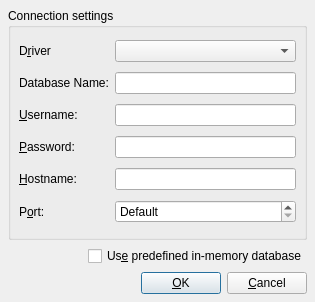
Old version of the form src/Fussballverein_SQLBrowser/sqlbrowser/qsqlconnectiondialog.ui in the repository esefer-tgm/fussballverein.
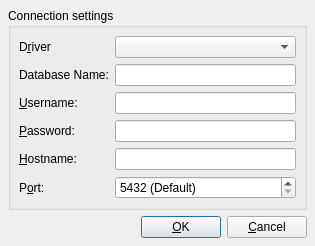
New version of the form.

Patch:
```diff
--- a/src/Fussballverein_SQLBrowser/sqlbrowser/qsqlconnectiondialog.ui
+++ b/src/Fussballverein_SQLBrowser/sqlbrowser/qsqlconnectiondialog.ui
@@ -3,25 +3,34 @@
  <comment></comment>
  <exportmacro></exportmacro>
  <class>QSqlConnectionDialogUi</class>
- <widget class="QDialog" name="QSqlConnectionDialogUi" >
-  <property name="geometry" >
+ <widget class="QDialog" name="QSqlConnectionDialogUi">
+  <property name="geometry">
    <rect>
     <x>0</x>
     <y>0</y>
     <width>315</width>
-    <height>302</height>
+    <height>228</height>
    </rect>
   </property>
   <property name="windowTitle" >
    <string>Connect...</string>
   </property>
-  <layout class="QVBoxLayout" >
-   <property name="margin" >
-    <number>8</number>
-   </property>
-   <property name="spacing" >
+  <layout class="QVBoxLayout">
+   <property name="spacing">
     <number>6</number>
    </property>
+   <property name="leftMargin">
+    <number>8</number>
+   </property>
+   <property name="topMargin">
+    <number>8</number>
+   </property>
+   <property name="rightMargin">
+    <number>8</number>
+   </property>
+   <property name="bottomMargin">
+    <number>8</number>
+   </property>
    <item>
     <widget class="QGroupBox" name="connGroupBox" >
      <property name="title" >
@@ -31,7 +40,16 @@
       <property name="margin" >
        <number>8</number>
       </property>
-      <property name="spacing" >
+      <property name="topMargin">
+       <number>8</number>
+      </property>
+      <property name="rightMargin">
+       <number>8</number>
+      </property>
+      <property name="bottomMargin">
+       <number>8</number>
+      </property>
+      <property name="spacing">
        <number>6</number>
       </property>
       <item row="0" column="1" >
@@ -60,18 +78,18 @@
       <item row="1" column="1" >
        <widget class="QLineEdit" name="editDatabase" />
       </item>
-      <item row="5" column="1" >
-       <widget class="QSpinBox" name="portSpinBox" >
-        <property name="specialValueText" >
-         <string>Default</string>
+      <item row="5" column="1">
+       <widget class="QSpinBox" name="portSpinBox">
+        <property name="specialValueText">
+         <string>5432 (Default)</string>
         </property>
-        <property name="maximum" >
+        <property name="minimum">
+         <number>-1</number>
+        </property>
+        <property name="maximum">
          <number>65535</number>
         </property>
-        <property name="minimum" >
-         <number>-1</number>
-        </property>
-        <property name="value" >
+        <property name="value">
          <number>-1</number>
         </property>
        </widget>
@@ -133,52 +151,31 @@
     </widget>
    </item>
    <item>
-    <layout class="QHBoxLayout" >
-     <property name="margin" >
+    <layout class="QHBoxLayout">
+     <property name="spacing">
+      <number>6</number>
+     </property>
+     <property name="leftMargin">
       <number>0</number>
      </property>
-     <property name="spacing" >
-      <number>6</number>
+     <property name="topMargin">
+      <number>0</number>
      </property>
-     <item>
-      <spacer>
-       <property name="orientation" >
-        <enum>Qt::Horizontal</enum>
-       </property>
-       <property name="sizeHint" >
-        <size>
-         <width>40</width>
-         <height>20</height>
-        </size>
-       </property>
-      </spacer>
-     </item>
-     <item>
-      <widget class="QCheckBox" name="dbCheckBox" >
-       <property name="text" >
-        <string>Us&amp;e predefined in-memory database</string>
-       </property>
-      </widget>
-     </item>
-    </layout>
-   </item>
-   <item>
-    <layout class="QHBoxLayout" >
-     <property name="margin" >
+     <property name="rightMargin">
       <number>0</number>
      </property>
-     <property name="spacing" >
-      <number>6</number>
+     <property name="bottomMargin">
+      <number>0</number>
      </property>
      <item>
       <spacer>
-       <property name="orientation" >
+       <property name="orientation">
         <enum>Qt::Horizontal</enum>
        </property>
-       <property name="sizeType" >
+       <property name="sizeType">
         <enum>QSizePolicy::Expanding</enum>
        </property>
-       <property name="sizeHint" >
+       <property name="sizeHint" stdset="0">
         <size>
          <width>20</width>
          <height>20</height>
@@ -187,8 +184,8 @@
       </spacer>
      </item>
      <item>
-      <widget class="QPushButton" name="okButton" >
-       <property name="text" >
+      <widget class="QPushButton" name="okButton">
+       <property name="text">
         <string>&amp;OK</string>
        </property>
        <property name="default" >
@@ -197,8 +194,8 @@
       </widget>
      </item>
      <item>
-      <widget class="QPushButton" name="cancelButton" >
-       <property name="text" >
+      <widget class="QPushButton" name="cancelButton">
+       <property name="text">
         <string>&amp;Cancel</string>
        </property>
       </widget>
```
Left out of the diff: 90 changed lines with no effect on the pictures.
